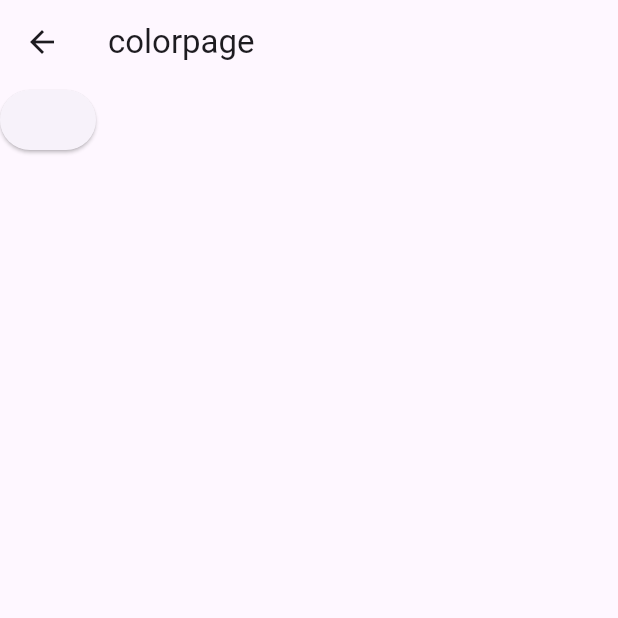
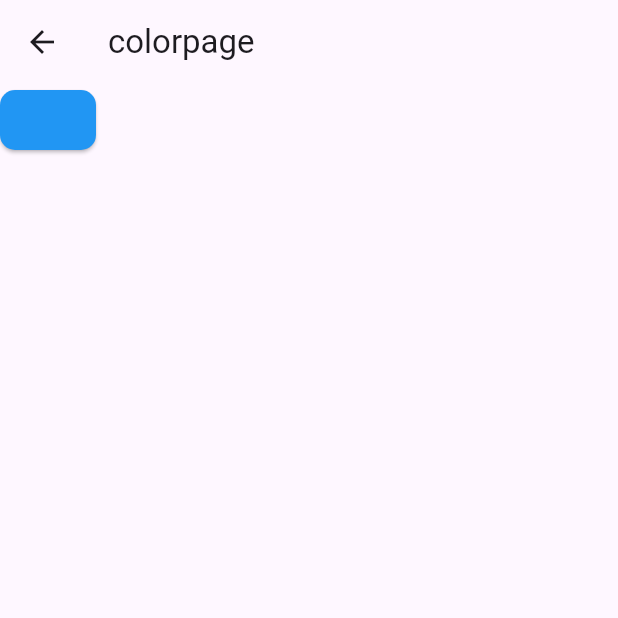
Before and after one commit to kou-nagamine/select, a Flutter app: the ColorPage screen opened directly, on a phone screen of 412 x 824 dp, the top half of it. Run offline on Flutter 3.47's test engine with Material 3 defaults, Android fonts, the phone set to English and light mode, and no system bars; our stand-ins replace flutter_svg.

Commit message:
button components done

```diff
--- /dev/null
+++ b/lib/components/button.dart
@@ -0,0 +1,32 @@
+import 'package:flutter/material.dart';
+import '../models/pants.dart';
+
+class Button extends StatelessWidget{
+  final PantsInfo pantsinfo;
+  final Widget transitionpage;
+
+  Button({required this.pantsinfo, required this.transitionpage});
+
+  @override
+
+  Widget build(BuildContext context) {
+    return Container(
+      child: ElevatedButton(
+        style: ElevatedButton.styleFrom(
+          shape: RoundedRectangleBorder(
+            borderRadius: BorderRadius.circular(10),
+          ),
+          backgroundColor: pantsinfo.color ?? Colors.white
+        ),
+        onPressed: () {
+          Navigator.push(
+            context,
+            MaterialPageRoute(builder: (context) => transitionpage)
+          );
+        },
+        child: Text(pantsinfo.shape ?? ""),
+      )
+    );
+  }
+
+}
--- a/lib/views/colorpage.dart
+++ b/lib/views/colorpage.dart
@@ -1,4 +1,5 @@
 import 'package:flutter/material.dart';
+import 'package:select/components/button.dart';
 import '../models/pants.dart';
 import 'shapepage.dart';
 
@@ -15,15 +16,7 @@ class ColorPage extends StatelessWidget{
       ),
       body: Column(
         children: [
-          ElevatedButton(
-            onPressed: (){
-              Navigator.push(
-                context,
-                MaterialPageRoute(builder:(context) => ShapePage(pantsinfo: PantsInfo(color:color ),)),
-              );
-            },
-            child: Text(""),
-          ),
+          Button(pantsinfo: PantsInfo(color: color), transitionpage: ShapePage(pantsinfo: PantsInfo(color: color)))
         ],
       ),
     );
--- a/lib/views/resultpage.dart
+++ b/lib/views/resultpage.dart
@@ -5,11 +5,15 @@ import 'package:flutter_svg/flutter_svg.dart';
 class Resultpage extends StatelessWidget {
   final PantsInfo pantsinfo;
 
-  const Resultpage({super.key, required this.pantsinfo});
+  Resultpage({super.key, required this.pantsinfo});
 
   @override
   Widget build(BuildContext context){
     return Scaffold(
+      appBar: AppBar(
+        title: Text(pantsinfo.shape ?? ""),
+        backgroundColor: pantsinfo.color,
+      ),
       body: Stack(
         alignment: AlignmentDirectional.centerStart,
         children: <Widget>[
```
Also changed, not shown: lib/views/shapepage.dart (+3 -10 lines).
